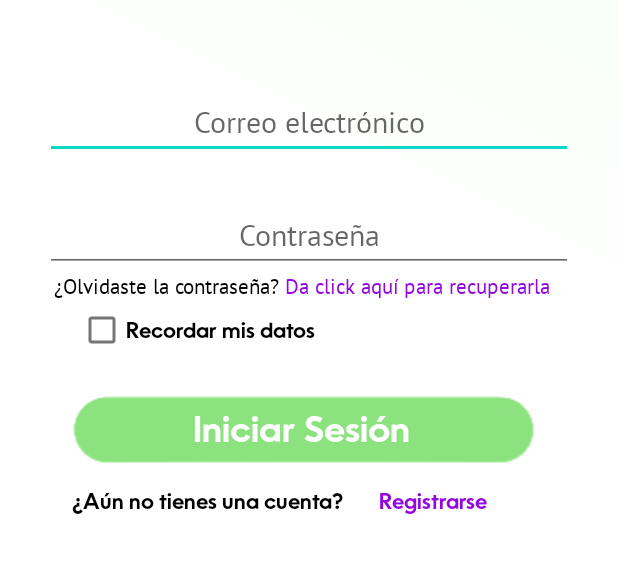
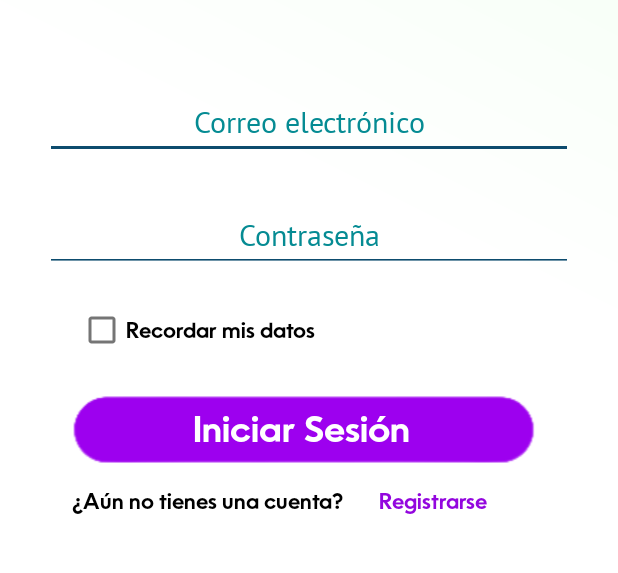
Before and after one commit to Maissa-606/RunnerApp, an Android app: the ActivityLogin screen opened directly, with no data from a screen before it, on a phone screen of 412 x 824 dp, the part 441-1014 px from its top. Run offline under Robolectric (Android 15) with nearby library versions, the phone set to English and light mode, and no system bars; our stand-ins replace Volley; 2 statements that could not run were skipped.

```diff
--- a/app/src/main/res/layout/activity_login.xml
+++ b/app/src/main/res/layout/activity_login.xml
@@ -53,6 +53,10 @@
                 android:layout_marginStart="30dp"
                 android:layout_marginTop="427dp"
                 android:layout_marginEnd="30dp"
+                android:backgroundTint="#0d4c6e"
+                android:textColor="@color/black"
+                android:textColorHighlight="@color/teal_200"
+                android:textColorHint="#058b93"
                 android:ems="10"
                 android:fontFamily="@font/ptsans_regular"
                 android:hint="Contraseña"
@@ -70,11 +74,15 @@
                 android:layout_marginStart="30dp"
                 android:layout_marginTop="352dp"
                 android:layout_marginEnd="30dp"
+                android:backgroundTint="#0d4c6e"
                 android:ems="10"
                 android:fontFamily="@font/ptsans_regular"
                 android:hint="Correo electrónico"
                 android:inputType="textPersonName"
                 android:textAlignment="center"
+                android:textColor="@color/black"
+                android:textColorHighlight="@color/teal_200"
+                android:textColorHint="#058b93"
                 android:textSize="20dp" />
 
             <ImageView
@@ -150,27 +158,9 @@
                 android:layout_marginEnd="38dp"
                 android:orientation="horizontal">
 
-                <TextView
-                    android:id="@+id/textView7"
-                    android:layout_width="wrap_content"
-                    android:layout_height="wrap_content"
-                    android:layout_marginTop="0dp"
-                    android:fontFamily="@font/ptsans_regular"
-                    android:text="¿Olvidaste la contraseña?"
-                    android:textAlignment="center"
-                    android:textColor="@color/black"
-                    android:textSize="14dp" />
 
-                <TextView
-                    android:id="@+id/olvidastepass"
-                    android:layout_width="wrap_content"
-                    android:layout_height="wrap_content"
-                    android:layout_marginTop="0dp"
-                    android:fontFamily="@font/ptsans_regular"
-                    android:text=" Da click aquí para recuperarla"
-                    android:textAlignment="textStart"
-                    android:textColor="#9306de"
-                    android:textSize="14dp" />
+
+
             </LinearLayout>
 
             <CheckBox
```
Also changed, not shown: app/src/main/java/com/example/runnerapp/ActivityRegistrar.java (+0 -10 lines), app/src/main/res/drawable-v24/boton.png (deleted), app/src/main/res/drawable/boton.png (added).
